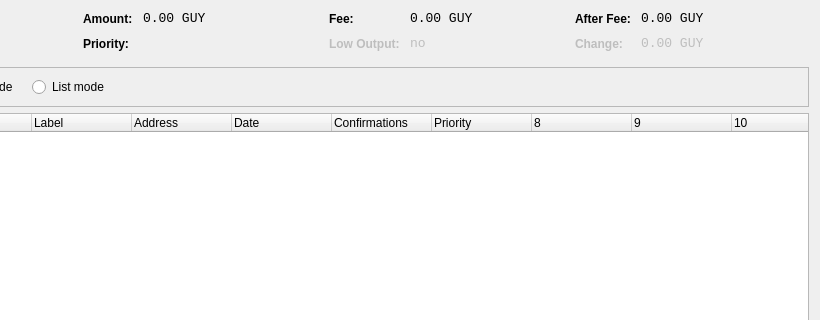
Qt form src/qt/forms/coincontroldialog.ui (spayse/uh) before a commit; both pictures show x 180 to 1000 and y 0 to 320 of the 1000 by 500 pixel window.
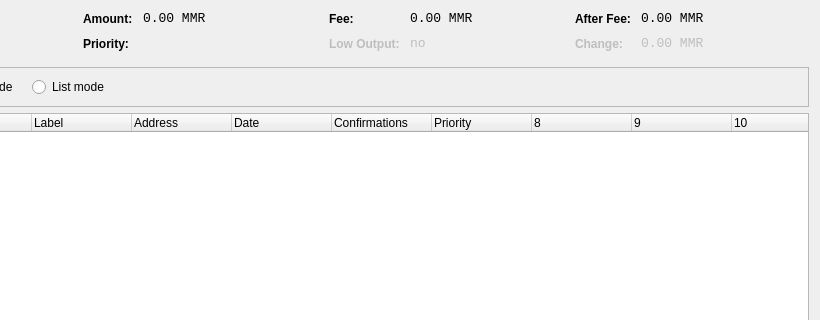
The same form after that commit. Custom widgets are drawn as their Qt base class.

What changed in the file:
```diff
--- a/src/qt/forms/coincontroldialog.ui
+++ b/src/qt/forms/coincontroldialog.ui
@@ -141,7 +141,7 @@
           <enum>Qt::ActionsContextMenu</enum>
          </property>
          <property name="text">
-          <string notr="true">0.00 GUY</string>
+          <string notr="true">0.00 MMR</string>
          </property>
          <property name="textInteractionFlags">
           <set>Qt::LinksAccessibleByMouse|Qt::TextSelectableByKeyboard|Qt::TextSelectableByMouse</set>
@@ -221,7 +221,7 @@
           <enum>Qt::ActionsContextMenu</enum>
          </property>
          <property name="text">
-          <string notr="true">0.00 GUY</string>
+          <string notr="true">0.00 MMR</string>
          </property>
          <property name="textInteractionFlags">
           <set>Qt::LinksAccessibleByMouse|Qt::TextSelectableByKeyboard|Qt::TextSelectableByMouse</set>
@@ -307,7 +307,7 @@
           <enum>Qt::ActionsContextMenu</enum>
          </property>
          <property name="text">
-          <string notr="true">0.00 GUY</string>
+          <string notr="true">0.00 MMR</string>
          </property>
          <property name="textInteractionFlags">
           <set>Qt::LinksAccessibleByMouse|Qt::TextSelectableByKeyboard|Qt::TextSelectableByMouse</set>
@@ -345,7 +345,7 @@
           <enum>Qt::ActionsContextMenu</enum>
          </property>
          <property name="text">
-          <string notr="true">0.00 GUY</string>
+          <string notr="true">0.00 MMR</string>
          </property>
          <property name="textInteractionFlags">
           <set>Qt::LinksAccessibleByMouse|Qt::TextSelectableByKeyboard|Qt::TextSelectableByMouse</set>
```
